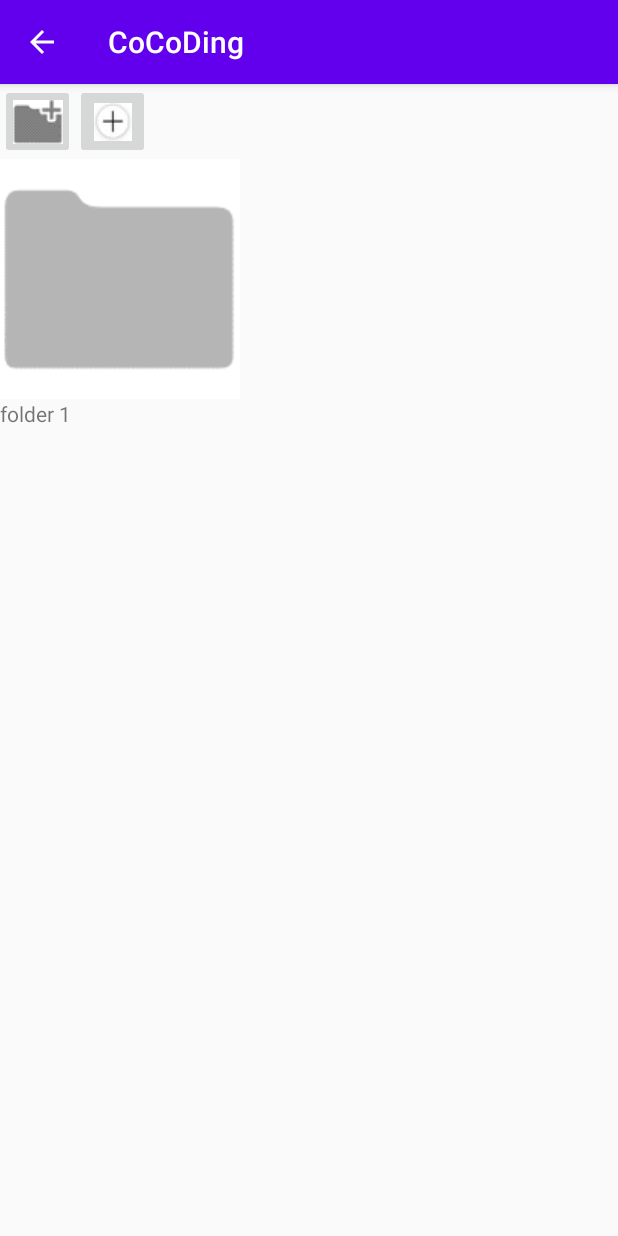
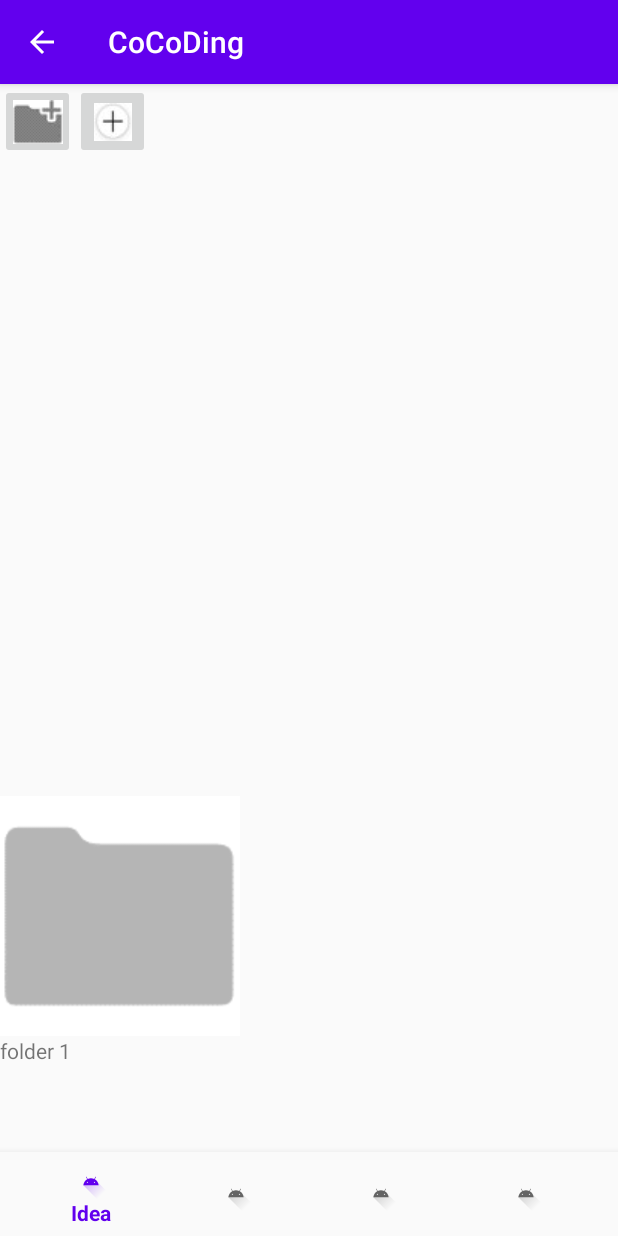
Before and after one commit to SeonA1223/CoCoDing, an Android app: the ObjectActivity screen opened directly, with no data from a screen before it, after a tap on an icon or button, on a phone screen of 412 x 824 dp. Run offline under Robolectric (Android 15) with nearby library versions, the phone set to English and light mode, and no system bars.

Commit message:
전체 틀, Code, Flow 모두 master에 합치기

```diff
--- a/app/build.gradle
+++ b/app/build.gradle
@@ -32,6 +32,10 @@ dependencies {
     implementation 'com.google.android.material:material:1.1.0'
     implementation 'com.android.support:design:29.0.0'
     implementation 'androidx.fragment:fragment:1.3.0-alpha04'
+    implementation 'androidx.recyclerview:recyclerview:1.1.0'
+    implementation 'androidx.legacy:legacy-support-v4:1.0.0'
+    implementation 'androidx.cardview:cardview:1.0.0'
+
     testImplementation 'junit:junit:4.13'
     androidTestImplementation 'androidx.test.ext:junit:1.1.1'
     androidTestImplementation 'androidx.test.espresso:espresso-core:3.2.0'
--- a/app/src/main/AndroidManifest.xml
+++ b/app/src/main/AndroidManifest.xml
@@ -27,6 +27,12 @@
         <activity android:name=".ObjectActivity" android:label="@string/app_name" android:parentActivityName=".MainActivity"/>
 
         <activity android:name=".CodeActivity" android:label="@string/app_name" android:parentActivityName=".MainActivity"/>
+
+        <activity android:name=".Object.Object_List"/>
     </application>
 
+    <uses-permission android:name="android.permission.READ_EXTERNAL_STORAGE"/>
+    <uses-permission android:name="android.permission.WRITE_EXTERNAL_STORAGE" />
+    <uses-permission android:name="android.permission.READ_CONTACTS"/>
+
 </manifest>
--- a/app/src/main/java/com/example/cocoding/BaseActivity.java
+++ b/app/src/main/java/com/example/cocoding/BaseActivity.java
@@ -50,7 +50,7 @@ public abstract class BaseActivity extends AppCompatActivity implements BottomNa
                 startActivity(new Intent(this, CodeActivity.class));
             }
             finish();
-        }, 300);
+        }, 100);
         return true;
     }
 
--- a/app/src/main/java/com/example/cocoding/ObjectActivity.java
+++ b/app/src/main/java/com/example/cocoding/ObjectActivity.java
@@ -1,6 +1,7 @@
 package com.example.cocoding;
 
 import android.os.Bundle;
+import android.view.Menu;
 import android.view.View;
 import android.widget.ImageButton;
 
@@ -17,7 +18,7 @@ import java.util.ArrayList;
 import java.util.Arrays;
 import java.util.List;
 
-public class ObjectActivity extends AppCompatActivity {
+public class ObjectActivity extends BaseActivity {
 
     private FragmentManager manager;
     private ObjectFragment oFragment = new ObjectFragment();
@@ -42,7 +43,7 @@ public class ObjectActivity extends AppCompatActivity {
     @Override
     protected void onCreate(Bundle savedInstanceState) {
         super.onCreate(savedInstanceState);
-        setContentView(R.layout.object_activity);
+        setContentView(R.layout.activity_object);
 
         // 폴더 추가하는 버튼
         ImageButton addFolder = (ImageButton) findViewById(R.id.add_folder);
@@ -95,4 +96,22 @@ public class ObjectActivity extends AppCompatActivity {
         fAdapter.addData(data);
 
     }
+
+    @Override
+    int getContentViewId() {
+        return R.layout.activity_code;
+    }
+
+    @Override
+    int getNavigationMenuItemId() {
+        return R.id.navigation_code;
+    }
+
+    @Override
+    public boolean onCreateOptionsMenu(Menu menu) {
+
+        getMenuInflater().inflate(R.menu.back, menu);
+        return true;
+    }
+
 }
--- a/app/src/main/res/layout/activity_object.xml
+++ b/app/src/main/res/layout/activity_object.xml
@@ -1,28 +1,46 @@
 <?xml version="1.0" encoding="utf-8"?>
-<LinearLayout
-    xmlns:android="http://schemas.android.com/apk/res/android"
+<LinearLayout xmlns:android="http://schemas.android.com/apk/res/android"
+    xmlns:app="http://schemas.android.com/apk/res-auto"
+    xmlns:tools="http://schemas.android.com/tools"
     android:id="@+id/container"
     android:layout_width="match_parent"
     android:layout_height="match_parent"
-    android:orientation="vertical">
+    android:orientation="vertical"
+    tools:context=".ObjectActivity">
 
-    <FrameLayout
-        android:id="@+id/content"
+    <LinearLayout
         android:layout_width="match_parent"
         android:layout_height="0dp"
-        android:layout_weight="1">
+        android:layout_weight="1"
+        android:orientation="horizontal">
 
-        <TextView
-            android:id="@+id/message"
-            android:layout_width="match_parent"
-            android:layout_height="wrap_content"
-            android:layout_marginBottom="@dimen/activity_vertical_margin"
-            android:layout_marginLeft="@dimen/activity_horizontal_margin"
-            android:layout_marginRight="@dimen/activity_horizontal_margin"
-            android:layout_marginTop="@dimen/activity_vertical_margin"
-            android:text="@string/title_object" />
+        <!-- 클릭시 폴더 추가-->
+        <ImageButton
+            android:id="@+id/add_folder"
+            android:layout_width="50dp"
+            android:layout_height="50dp"
+            android:src="@drawable/add_folder" />
 
-    </FrameLayout>
+        <!-- 클릭시 객체 리스트 fragment 등장-->
+        <ImageButton
+            android:id="@+id/add_object"
+            android:layout_width="50dp"
+            android:layout_height="50dp"
+            android:src="@drawable/add_object" />
+
+    </LinearLayout>
+
+    <!-- 폴더 동적 생성하기 위한 recyclerview-->
+    <androidx.recyclerview.widget.RecyclerView
+        android:id="@+id/object_recyclerview_folder"
+        android:layout_width="match_parent"
+        android:layout_height="0dp"
+        android:layout_weight="0.5"
+        app:layoutManager = "androidx.recyclerview.widget.GridLayoutManager"
+        app:spanCount="2"
+        tools:ignore="MissingConstraints" />
+
+
 
     <include
         layout="@layout/element_bottom_navigation"
--- a/app/src/main/res/layout/object_activity.xml
+++ /dev/null
@@ -1,42 +0,0 @@
-<?xml version="1.0" encoding="utf-8"?>
-<LinearLayout
-    xmlns:android="http://schemas.android.com/apk/res/android"
-    xmlns:app="http://schemas.android.com/apk/res-auto"
-    xmlns:tools="http://schemas.android.com/tools"
-    android:layout_width="match_parent"
-    android:layout_height="match_parent"
-    android:orientation="vertical"
-    tools:context=".ObjectActivity">
-
-    <LinearLayout
-        android:layout_width="match_parent"
-        android:layout_height="wrap_content"
-        android:orientation="horizontal">
-
-    <!-- 클릭시 폴더 추가-->
-    <ImageButton
-        android:id="@+id/add_folder"
-        android:layout_width="50dp"
-        android:layout_height="50dp"
-        android:src="@drawable/add_folder" />
-
-    <!-- 클릭시 객체 리스트 fragment 등장-->
-    <ImageButton
-        android:id="@+id/add_object"
-        android:layout_width="50dp"
-        android:layout_height="50dp"
-        android:src="@drawable/add_object" />
-
-    </LinearLayout>
-
-    <!-- 폴더 동적 생성하기 위한 recyclerview-->
-    <androidx.recyclerview.widget.RecyclerView
-        android:id="@+id/object_recyclerview_folder"
-        android:layout_width="match_parent"
-        android:layout_height="match_parent"
-        app:layoutManager = "androidx.recyclerview.widget.GridLayoutManager"
-        app:spanCount="2"
-        tools:ignore="MissingConstraints" />
-
-
-</LinearLayout>
```
